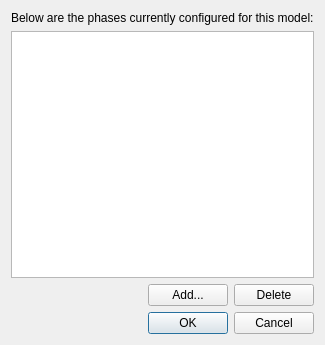
Above: src/Mod/BIM/Resources/ui/dialogPhases.ui from southseact-3d/fcd before the change. Below: the same form after it.
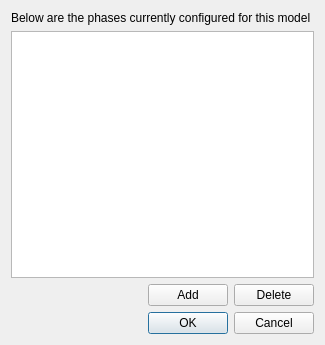
That is the form after the change.

Patch:
```diff
--- a/src/Mod/BIM/Resources/ui/dialogPhases.ui
+++ b/src/Mod/BIM/Resources/ui/dialogPhases.ui
@@ -17,7 +17,7 @@
    <item>
     <widget class="QLabel" name="label">
      <property name="text">
-      <string>Below are the phases currently configured for this model:</string>
+      <string>Below are the phases currently configured for this model</string>
      </property>
      <property name="wordWrap">
       <bool>true</bool>
@@ -45,7 +45,7 @@
      <item>
       <widget class="QPushButton" name="pushButtonAdd">
        <property name="text">
-        <string>Add...</string>
+        <string>Add</string>
        </property>
       </widget>
      </item>
```
